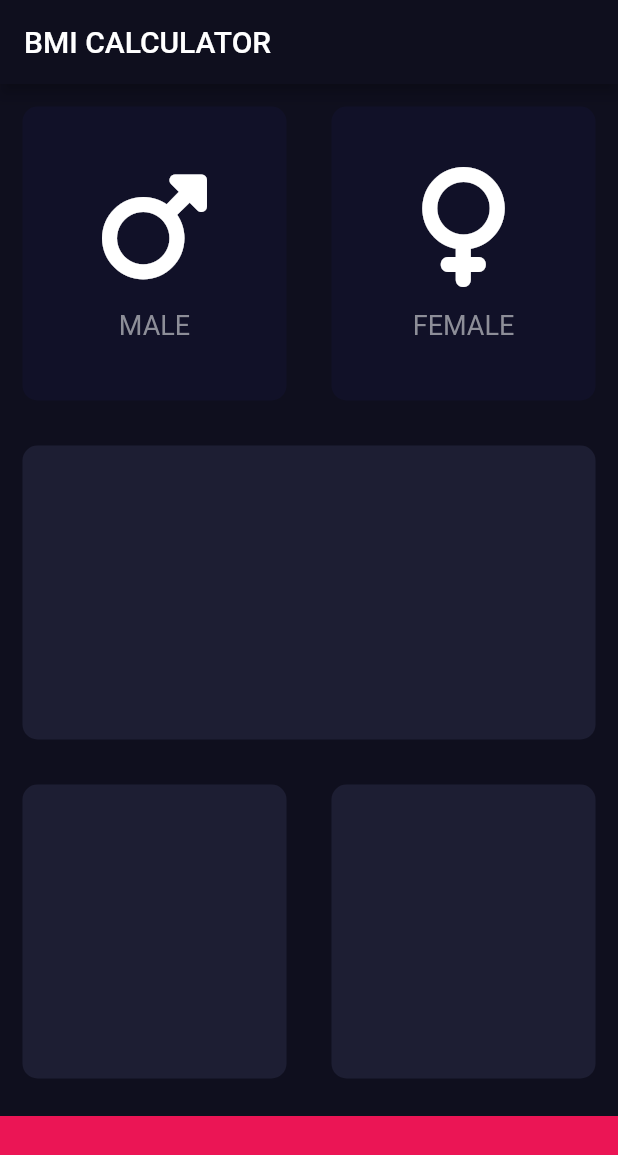
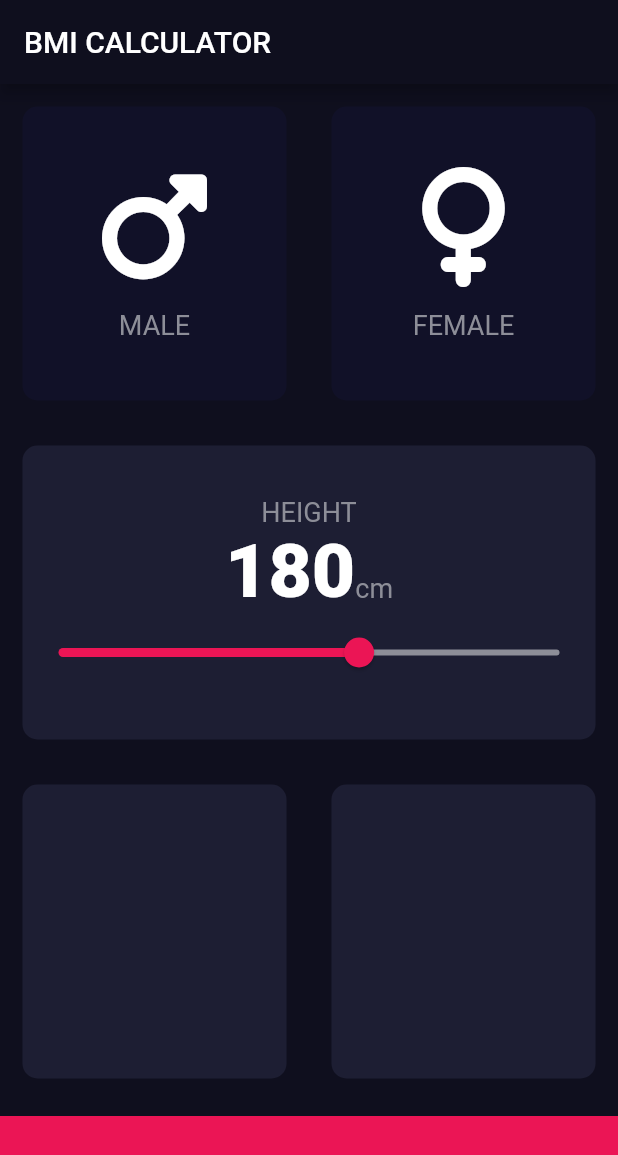
Before and after one commit to Saifee-11/bmi-calculator, a Flutter app: the screen it shows after launch, on a phone screen of 412 x 824 dp. Shown: the top 1155 px of the screen. Run offline on Flutter 3.47's test engine with Material 2 defaults, Android fonts, the phone set to English and light mode, and no system bars; our stand-ins replace font_awesome_flutter.

Commit message:
In this part I create the slider for selecting the Height

```diff
--- /dev/null
+++ b/lib/constants.dart
@@ -0,0 +1,16 @@
+import 'package:flutter/material.dart';
+
+const kBottomContainerHeight = 80.0;
+const kActiveCardColor = Color(0xFF1D1E33);
+const kInactiveCardColour = Color(0xFF111128);
+const kBottomContainerColor = Color(0xFFEB1555);
+
+const kNumberTextStyle = TextStyle(
+    fontSize: 50.0,
+    fontWeight: FontWeight.w900
+);
+
+const kLabelTextStyle = TextStyle(
+    fontSize: 18.0,
+    color: Color(0xFF8D8E98)
+);
--- a/lib/icon_content.dart
+++ b/lib/icon_content.dart
@@ -1,9 +1,5 @@
 import 'package:flutter/material.dart';
-
-const labelTextStyle = TextStyle(
-    fontSize: 18.0,
-    color: Color(0xFF8D8E98)
-);
+import 'constants.dart';
 
 class IconContent extends StatelessWidget {
   IconContent({this.icon, this.label});
@@ -20,7 +16,7 @@ class IconContent extends StatelessWidget {
         SizedBox(
           height: 15.0,
         ),
-        Text(label, style: labelTextStyle,)
+        Text(label, style: kLabelTextStyle,)
       ],
     );
   }
--- a/lib/input_page.dart
+++ b/lib/input_page.dart
@@ -2,11 +2,7 @@ import 'package:flutter/material.dart';
 import 'package:font_awesome_flutter/font_awesome_flutter.dart';
 import 'icon_content.dart';
 import 'reusable_card.dart';
-
-const bottomContainerHeight = 80.0;
-const activeCardColor = Color(0xFF1D1E33);
-const inactiveCardColour = Color(0xFF111128);
-const bottomContainerColor = Color(0xFFEB1555);
+import 'constants.dart';
 
 enum Gender{
   male,
@@ -21,29 +17,7 @@ class InputPage extends StatefulWidget {
 class _InputPageState extends State<InputPage> {
 
   Gender selectedGender;
-  // Color maleCardColour = inactiveCardColour;
-  // Color femaleCardColour = inactiveCardColour;
-  //
-  // void updateColour(Gender selectedGender) {
-  //   if (selectedGender == Gender.male) {
-  //     if (maleCardColour == inactiveCardColour) {
-  //       maleCardColour = activeCardColor;
-  //       femaleCardColour = inactiveCardColour;
-  //     }
-  //     else {
-  //       maleCardColour = inactiveCardColour;
-  //     }
-  //   }
-  //   if (selectedGender == Gender.female) {
-  //     if (femaleCardColour == inactiveCardColour) {
-  //       femaleCardColour = activeCardColor;
-  //       maleCardColour = inactiveCardColour;
-  //     }
-  //     else {
-  //       femaleCardColour = inactiveCardColour;
-  //     }
-  //   }
-  // }
+  int height = 180;
 
   @override
   Widget build(BuildContext context) {
@@ -53,6 +27,7 @@ class _InputPageState extends State<InputPage> {
         title: Text('BMI CALCULATOR'),
       ),
       body: Column(
+        crossAxisAlignment: CrossAxisAlignment.stretch,
         children: <Widget>[
           Expanded(child: Row(
             children: <Widget>[
@@ -63,7 +38,7 @@ class _InputPageState extends State<InputPage> {
                       selectedGender = Gender.male;
                     });
                   },
-                  colour: selectedGender == Gender.male ? activeCardColor : inactiveCardColour,
+                  colour: selectedGender == Gender.male ? kActiveCardColor : kInactiveCardColour,
                   cardChild: IconContent(
                     icon: FontAwesomeIcons.mars,
                     label: 'MALE',
@@ -77,7 +52,7 @@ class _InputPageState extends State<InputPage> {
                       selectedGender = Gender.female;
                     });
                   },
-                  colour: selectedGender == Gender.female ? activeCardColor : inactiveCardColour,
+                  colour: selectedGender == Gender.female ? kActiveCardColor : kInactiveCardColour,
                 cardChild: IconContent(
                   icon: FontAwesomeIcons.venus,
                   label: 'FEMALE',
@@ -88,22 +63,54 @@ class _InputPageState extends State<InputPage> {
           )),
           Expanded(
             child: ReusableCard(
-              colour: activeCardColor,),),
+              colour: kActiveCardColor,
+              cardChild: Column(
+                mainAxisAlignment: MainAxisAlignment.center,
+                children: <Widget>[
+                  Text('HEIGHT',
+                  style: kLabelTextStyle
+                  ),
+                  Row(
+                    mainAxisAlignment: MainAxisAlignment.center,
+                    crossAxisAlignment: CrossAxisAlignment.baseline,
+                    textBaseline: TextBaseline.alphabetic,
+                    children: <Widget>[
+                      Text(height.toString(),
+                      style: kNumberTextStyle,),
+                      Text('cm',style:
+                      kLabelTextStyle,
+                      ),
+                    ],
+                  ),
+                  Slider(value: height.toDouble(),
+                      min: 120.0,
+                      max: 220.0,
+                      activeColor: Color(0xFFEB1555),
+                      inactiveColor: Color(0xFF8D8E98),
+                      onChanged: (double newValue){
+                        setState(() {
+                          height = newValue.round();
+                        });
+                      })
+                ],
+              ),
+            ),),
           Expanded(child: Row(
             children: <Widget>[
               Expanded(
                 child: ReusableCard(
-                  colour: activeCardColor,),),
+                  colour: kActiveCardColor,
+                ),),
               Expanded(
                 child: ReusableCard(
-                  colour: activeCardColor,),)
+                  colour: kActiveCardColor,),)
             ],
           )),
           Container(
-            color: bottomContainerColor,
+            color: kBottomContainerColor,
             margin: EdgeInsets.only(top: 10.0),
             width: double.infinity,
-            height: bottomContainerHeight,
+            height: kBottomContainerHeight,
           )
         ],
       )
```
